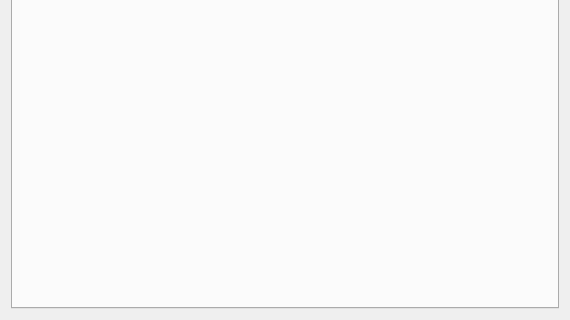
Old version of the form src/connectioninfo.ui in the repository palinek/nm-tray; both pictures show x 0 to 570 and y 294 to 614 of the 570 by 614 pixel window.
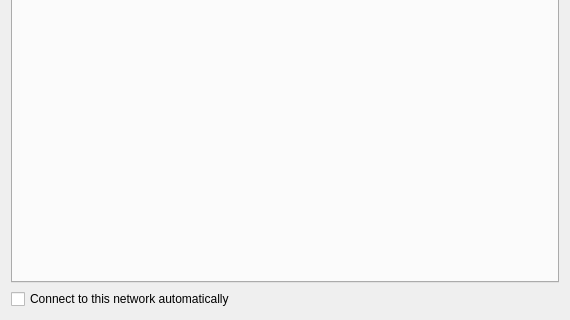
New version of the form.

```diff
--- a/src/connectioninfo.ui
+++ b/src/connectioninfo.ui
@@ -27,6 +27,13 @@
      </property>
     </widget>
    </item>
+   <item row="1" column="0">
+    <widget class="QCheckBox" name="autoConnectCheckBox">
+     <property name="text">
+      <string>Connect to this network automatically</string>
+     </property>
+    </widget>
+   </item>
   </layout>
  </widget>
  <resources/>
```
